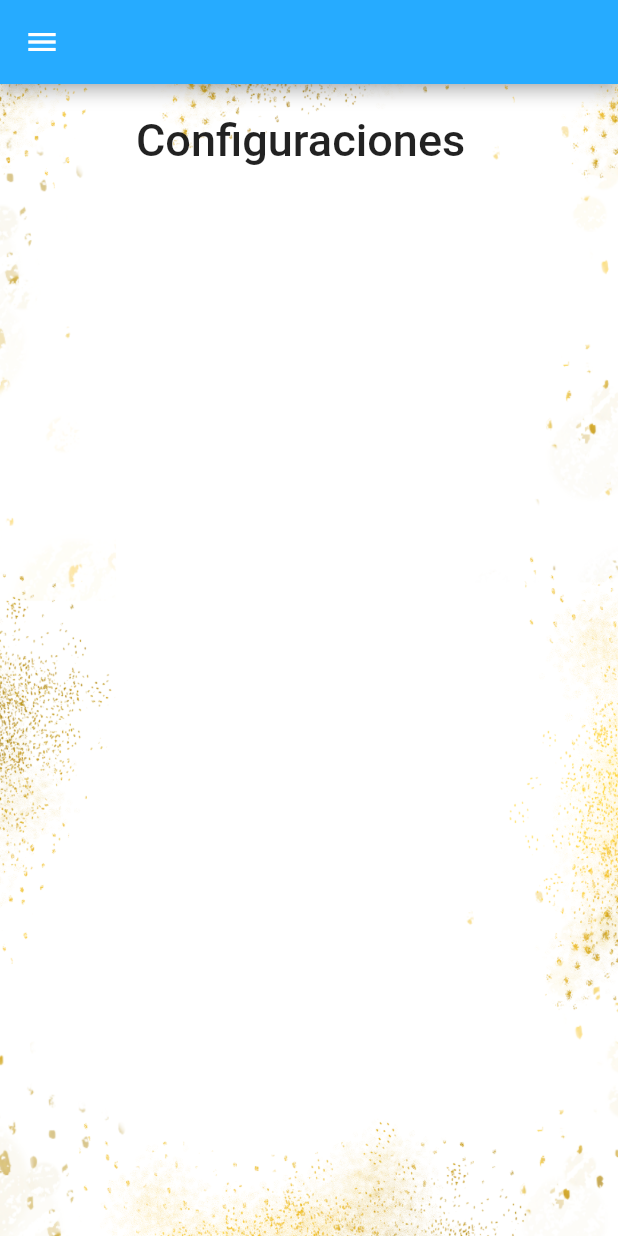
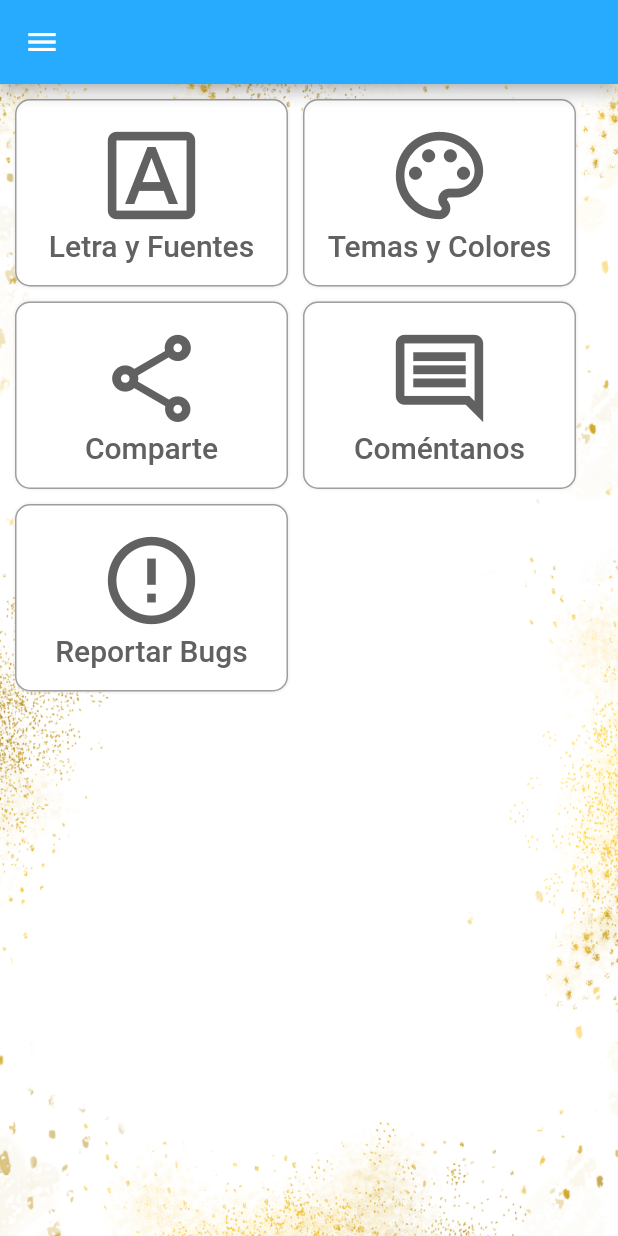
Before and after one commit to ajoshua04/TASCD-APP, a Flutter app: the ConfigurationPage screen opened by its route, on a phone screen of 412 x 824 dp. Run offline on Flutter 3.47's test engine with Material 2 defaults, Android fonts, the phone set to English and light mode, and no system bars; our stand-ins replace flutter_html, get, image_picker, lottie, shared_preferences, sn_progress_dialog; missing offline and left inert: html_editor_enhanced, quill_html_editor, vsc_quill_delta_to_html; accounts and stored records are empty; statements that could not run were skipped.

Commit message:
configuration page visual done

```diff
--- a/lib/main.dart
+++ b/lib/main.dart
@@ -1,8 +1,9 @@
-// ignore_for_file: prefer_const_constructors
+// ignore_for_file: prefer_const_constructors, unnecessary_new, prefer_final_fields
 
 import 'package:flutter/material.dart';
 import 'package:get/get.dart';
 import 'package:tascd/splash.dart';
+import 'package:tascd/src/models/user.dart';
 import 'package:tascd/src/pages/configuration/configuration_page.dart';
 import 'package:tascd/src/pages/diary/detail/diary_detail_page.dart';
 import 'package:tascd/src/pages/diary/diary_page.dart';
@@ -12,7 +13,7 @@ import 'package:tascd/src/pages/main/pampe/pampe_page.dart';
 import 'package:tascd/src/pages/profile/profile_page.dart';
 import 'package:tascd/src/pages/register/register_page.dart';
 import 'package:tascd/src/utils/app_theme.dart';
-import 'package:tascd/src/utils/my_colors.dart';
+import 'package:tascd/src/utils/shared_pref.dart';
 
 void main() {
   runApp(const MyApp());
@@ -27,6 +28,7 @@ class MyApp extends StatefulWidget {
 
 class _MyAppState extends State<MyApp> {
   // This widget is the root of your application.
+
   @override
   Widget build(BuildContext context) {
     return GetMaterialApp(
--- a/lib/src/models/user.dart
+++ b/lib/src/models/user.dart
@@ -1,4 +1,6 @@
 import 'dart:convert';
+
+import 'package:tascd/src/models/app_configuration.dart';
 
 User userFromJson(String str) => User.fromJson(json.decode(str));
 
@@ -13,7 +15,7 @@ class User {
   String? password2;
   String? accessToken;
   String? refreshToken;
-  Object? appConfiguration;
+  AppConfiguration? appConfiguration;
 
   User({
     this.id,
@@ -36,7 +38,7 @@ class User {
         password2: json["password2"],
         accessToken: json["accessToken"],
         refreshToken: json["refreshToken"],
-        appConfiguration: json["appConfiguration"],
+        appConfiguration: AppConfiguration.fromJson(json["appConfiguration"]),
       );
 
   Map<String, dynamic> toJson() => {
--- a/lib/src/pages/configuration/configuration_page.dart
+++ b/lib/src/pages/configuration/configuration_page.dart
@@ -1,4 +1,4 @@
-// ignore_for_file: prefer_const_constructors
+// ignore_for_file: prefer_const_constructors, prefer_const_literals_to_create_immutables
 
 import 'package:flutter/material.dart';
 import 'package:flutter/scheduler.dart';
@@ -47,23 +47,89 @@ class _ConfigurationPageState extends State<ConfigurationPage> {
             )),
             SingleChildScrollView(
               child: Column(
-                children: [
-                  Padding(
-                    padding: EdgeInsets.only(
-                        top: 20.0,
-                        left: (MediaQuery.of(context).size.height * 0.11)),
-                    child: Text(
-                      'Configuraciones',
-                      style: TextStyle(
-                        fontSize: 30,
-                      ),
-                    ),
-                  ),
-                ],
+                children: [_containerItems()],
               ),
             ),
           ],
         ));
+  }
+
+  Widget _inkwelItem(
+      {required String name,
+      required IconData icon,
+      required Function() onPressed}) {
+    return InkWell(
+        onTap: onPressed,
+        child: Container(
+          width: 182,
+          height: 125,
+          padding: const EdgeInsets.all(15),
+          margin: const EdgeInsets.only(top: 10, left: 10),
+          decoration: BoxDecoration(
+            borderRadius: BorderRadius.circular(10),
+            color: Colors.white,
+            boxShadow: [
+              BoxShadow(
+                  blurRadius: 1, color: Color.fromARGB(255, 230, 227, 227))
+            ],
+            border: Border.all(color: Colors.grey),
+          ),
+          child: Center(
+              child: Column(
+            children: [
+              Icon(
+                icon,
+                size: 70,
+                color: Colors.grey[700],
+              ),
+              Text(
+                name,
+                style: TextStyle(fontSize: 20, color: Colors.grey[700]),
+              )
+            ],
+          )),
+        ));
+  }
+
+  Widget _containerItems() {
+    return Container(
+      child: Column(
+        children: [
+          Row(
+            children: [
+              _inkwelItem(
+                  name: 'Letra y Fuentes',
+                  icon: Icons.font_download_outlined,
+                  onPressed: () {}),
+              _inkwelItem(
+                  name: 'Temas y Colores',
+                  icon: Icons.color_lens_outlined,
+                  onPressed: () {})
+            ],
+          ),
+          Row(
+            children: [
+              _inkwelItem(
+                  name: 'Comparte',
+                  icon: Icons.share_outlined,
+                  onPressed: () {}),
+              _inkwelItem(
+                  name: 'Coméntanos',
+                  icon: Icons.comment_outlined,
+                  onPressed: () {})
+            ],
+          ),
+          Row(
+            children: [
+              _inkwelItem(
+                  name: 'Reportar Bugs',
+                  icon: Icons.error_outline,
+                  onPressed: () {})
+            ],
+          )
+        ],
+      ),
+    );
   }
 
   Widget _drawerItem(
--- a/lib/src/pages/main/main_controller.dart
+++ b/lib/src/pages/main/main_controller.dart
@@ -24,6 +24,8 @@ class MainController {
     this.context = context;
     this.refresh = refresh;
     user = User.fromJson(await _sharedPref.read('user'));
+    print(
+        'el tamaño de la letra del usuario es : ${user!.appConfiguration!.fontSize}');
     refresh();
     await verseProvider.init(context, user!);
     await getVerse();
@@ -62,6 +64,5 @@ class MainController {
     ResponseApi? responseApi = await verseProvider.getVerse();
     Verse verse = Verse.fromJson(responseApi!.data as Map<String, dynamic>);
     htmlData = verse.htmil;
-    print('la data dentro del verso es : ${verse.htmil}');
   }
 }
--- a/lib/src/utils/app_theme.dart
+++ b/lib/src/utils/app_theme.dart
@@ -21,8 +21,9 @@ class AppTheme {
             'colors must be between 0 and ${_colorThemes.length}');
   ThemeData theme() {
     return ThemeData(
-      colorScheme: ColorScheme.fromSwatch()
-          .copyWith(primary: _colorThemes[selectedColor]),
+      colorScheme: ColorScheme.fromSwatch().copyWith(
+        primary: _colorThemes[selectedColor],
+      ),
 
       //brightness: Brightness.dark
     );
```
Also changed, not shown: lib/src/models/app_configuration.dart (added, +36 -0 lines).
